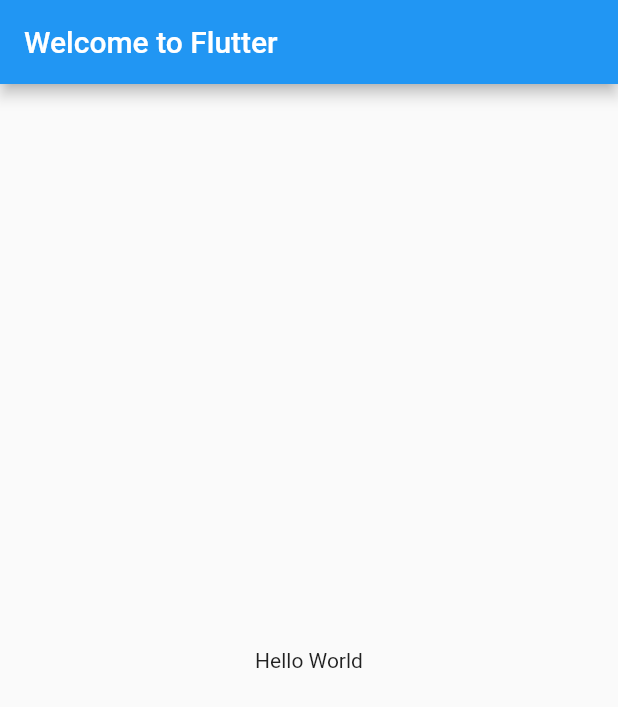
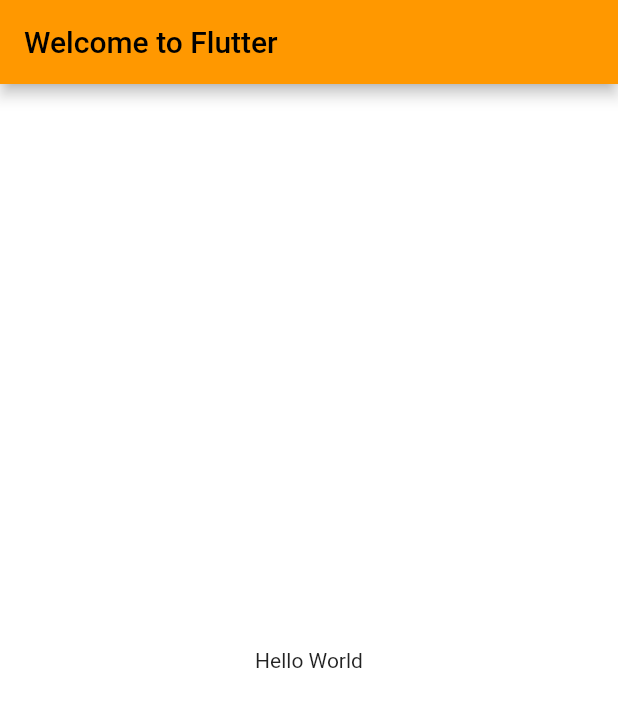
Before and after one commit to palm11695/itcs424-term-project-gr1s2, a Flutter app: the screen it shows after launch, on a phone screen of 412 x 824 dp. Shown: the top 707 px of the screen. Run offline on Flutter 3.47's test engine with Material 2 defaults, Android fonts, the phone set to English and light mode, and no system bars.

Commit message:
add theme

```diff
--- a/ha_pump/lib/main.dart
+++ b/ha_pump/lib/main.dart
@@ -1,8 +1,5 @@
-// Copyright 2018 The Flutter team. All rights reserved.
-// Use of this source code is governed by a BSD-style license that can be
-// found in the LICENSE file.
-
 import 'package:flutter/material.dart';
+import 'package:ha_pump/theme.dart';
 
 void main() {
   runApp(const MyApp());
@@ -14,7 +11,9 @@
   @override
   Widget build(BuildContext context) {
     return MaterialApp(
+      debugShowCheckedModeBanner: false,
       title: 'Welcome to Flutter',
+      theme: appTheme,
       home: Scaffold(
         appBar: AppBar(
           title: const Text('Welcome to Flutter'),
--- /dev/null
+++ b/ha_pump/lib/theme.dart
@@ -0,0 +1,9 @@
+import 'package:flutter/material.dart';
+
+const kPrimaryColor = Colors.orange;
+const kPrimaryLightColor = Colors.orangeAccent;
+
+final appTheme = ThemeData(
+  primarySwatch: kPrimaryColor,
+  scaffoldBackgroundColor: Colors.white,
+);
```
